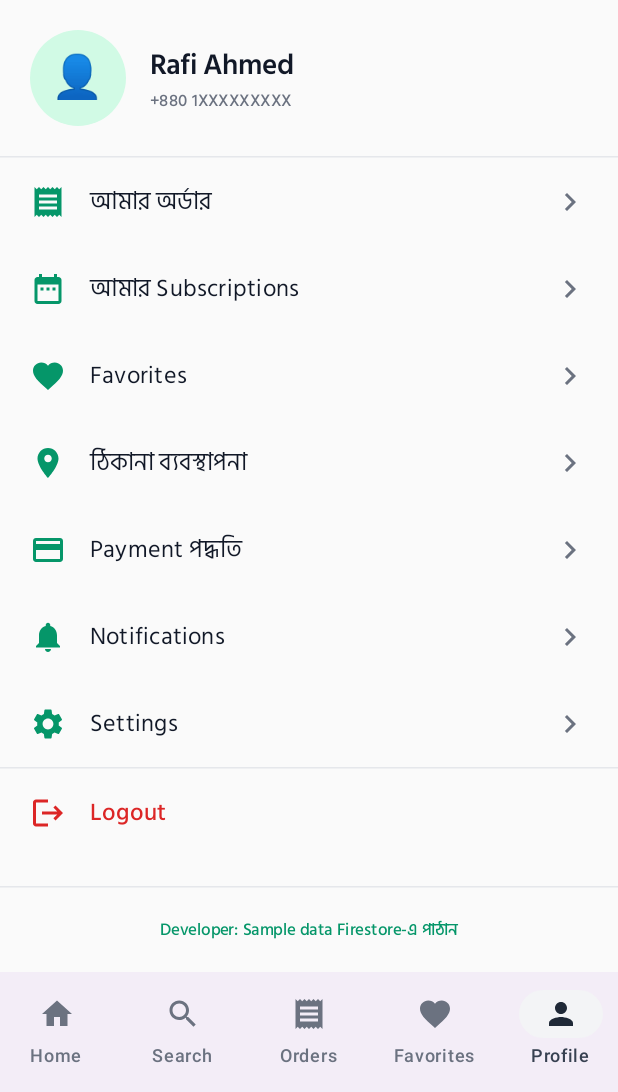
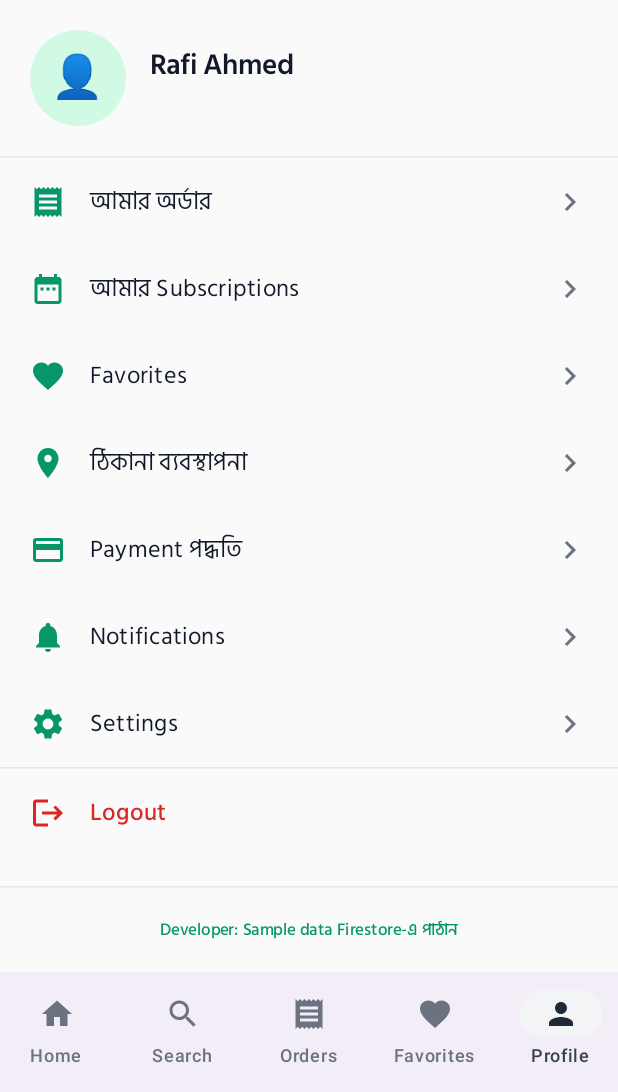
Before and after one commit to ratul-hossen/tiffinbox, an Android app built with Jetpack Compose: the MainScreen screen opened through its navigation route, item 5 of the bottom bar chosen, on a phone screen of 412 x 824 dp, the part 144-1236 px from its top. Run offline under Robolectric (Android 15) with nearby library versions, the phone set to English and light mode, and no system bars; our stand-ins replace Firebase (no records; nobody signed in at launch, a user with empty details on screens opened directly).

Commit message:
Fix ProfileScreen showing hardcoded demo name instead of the signed-in user
ProfileScreen always displayed the placeholder "Rafi Ahmed" / demo
phone number regardless of who was actually logged in — the same kind
of hardcoded-demo-data bug already fixed on the chef side (DEMO_CHEF_ID,
the "Rukhsana's Kitchen" dashboard subtitle). Now shows the signed-in
FirebaseUser's displayName (set at signup, or from the Google account
for Google sign-in) and email, falling back to the old placeholder only
if displayName is genuinely blank.

Co-Authored-By: Claude Sonnet 5 <noreply@anthropic.com>
Claude-Session: https://claude.ai/code/session_01PjyUtRKtVC1H7DtF5GqP8y

```diff
--- a/app/src/main/java/com/ratulhossen/tiffinbox/ui/screens/profile/ProfileScreen.kt
+++ b/app/src/main/java/com/ratulhossen/tiffinbox/ui/screens/profile/ProfileScreen.kt
@@ -28,6 +28,7 @@ import androidx.compose.ui.text.font.FontWeight
 import androidx.compose.ui.unit.dp
 import androidx.compose.ui.unit.sp
 import com.ratulhossen.tiffinbox.R
+import com.ratulhossen.tiffinbox.data.firebase.FirebaseAuthRepository
 import com.ratulhossen.tiffinbox.data.firebase.FirestoreSeedRepository
 
 private data class ProfileMenuItem(val icon: ImageVector, val label: String, val onClick: () -> Unit = {})
@@ -35,6 +36,10 @@ private data class ProfileMenuItem(val icon: ImageVector, val label: String, val
 @Composable
 fun ProfileScreen(onLogout: () -> Unit, onSubscriptionsClick: () -> Unit) {
     var seedStatus by remember { mutableStateOf<String?>(null) }
+    val fallbackName = stringResource(R.string.profile_demo_user_name)
+    val user = FirebaseAuthRepository.currentUser
+    val displayName = user?.displayName?.takeIf { it.isNotBlank() } ?: fallbackName
+    val subtitle = user?.email ?: stringResource(R.string.profile_demo_phone)
 
     val menuItems = listOf(
         ProfileMenuItem(Icons.Filled.Receipt, stringResource(R.string.profile_menu_my_orders)),
@@ -64,9 +69,9 @@ fun ProfileScreen(onLogout: () -> Unit, onSubscriptionsClick: () -> Unit) {
             }
             Spacer(modifier = Modifier.width(16.dp))
             Column {
-                Text(stringResource(R.string.profile_demo_user_name), style = MaterialTheme.typography.titleLarge)
+                Text(displayName, style = MaterialTheme.typography.titleLarge)
                 Text(
-                    stringResource(R.string.profile_demo_phone),
+                    subtitle,
                     style = MaterialTheme.typography.labelSmall,
                     color = MaterialTheme.colorScheme.onSurfaceVariant
                 )
```
